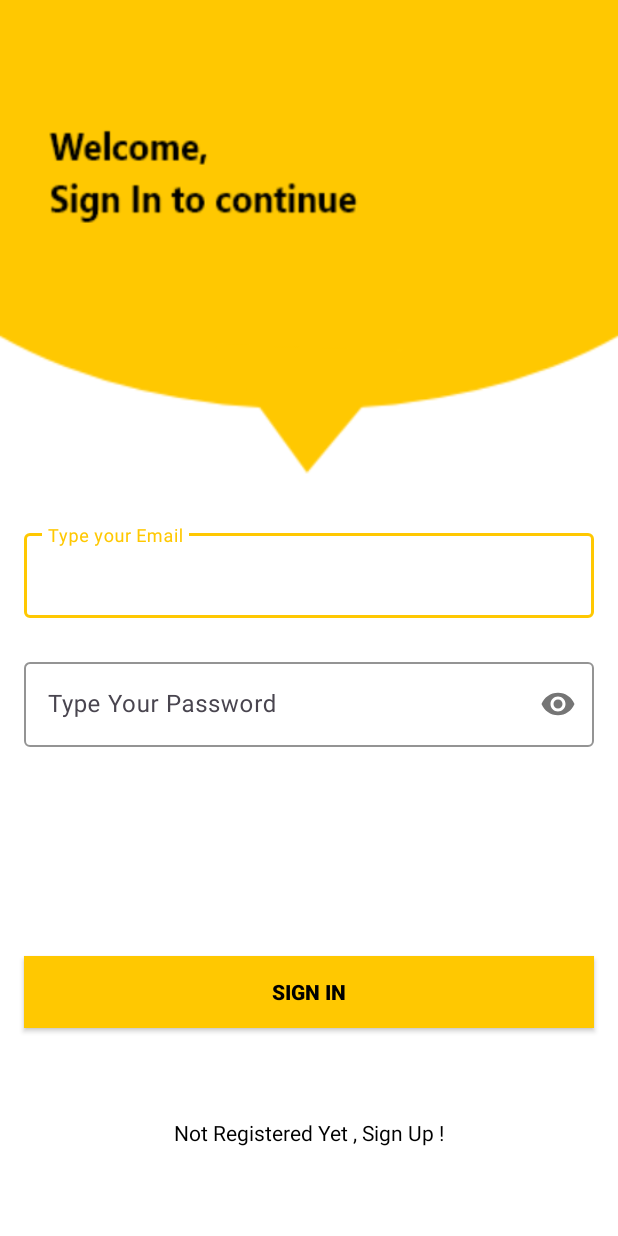
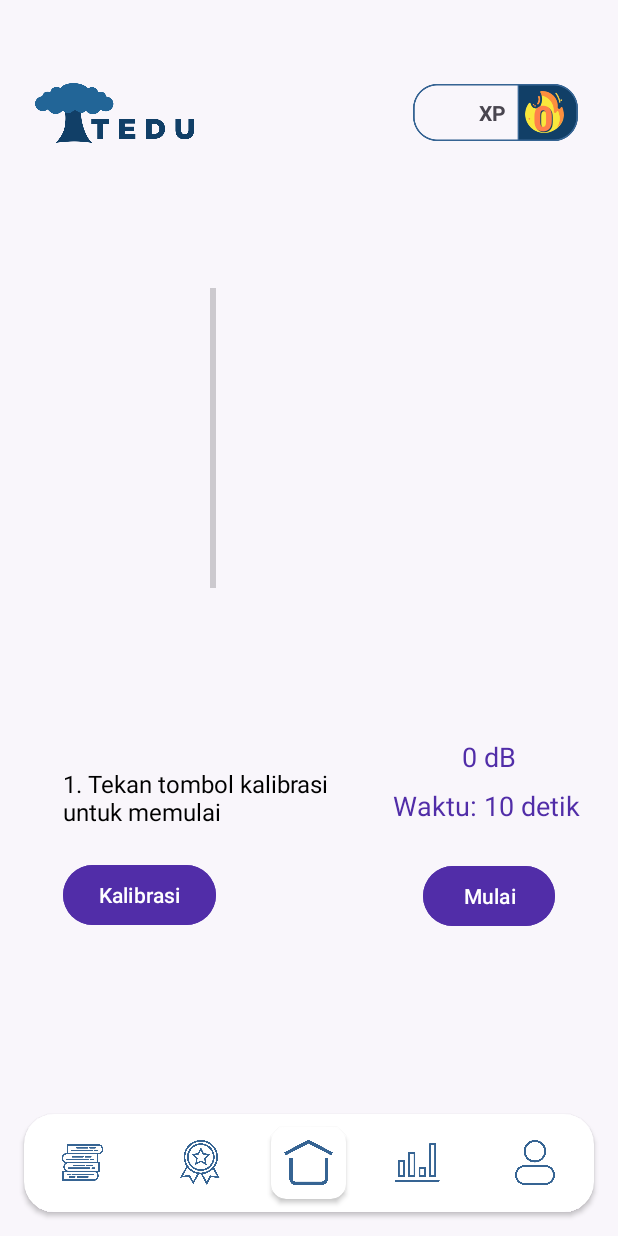
Before and after one commit to panduafii/Tedu, an Android app: the screen it shows after launch (SignInActivity before the commit, Scream after it), on a phone screen of 412 x 824 dp. Run offline under Robolectric (Android 15) with nearby library versions, the phone set to English and light mode, and no system bars; our stand-ins replace Firebase (no records; nobody signed in at launch, a user with empty details on screens opened directly).

Commit message:
memasukkan game berteriak, dan poinnya juga bisa bertambah. menambah fungsi di firebase dan memuat halaman baru. lalu juga pada memanggil nama user di main activity

```diff
--- a/app/build.gradle.kts
+++ b/app/build.gradle.kts
@@ -64,4 +64,5 @@
     testImplementation(libs.junit)
     androidTestImplementation(libs.androidx.junit)
     androidTestImplementation(libs.androidx.espresso.core)
+    implementation ("org.jetbrains.kotlinx:kotlinx-coroutines-play-services:1.6.4")
 }
--- a/app/src/main/res/layout/activity_bercerita.xml
+++ b/app/src/main/res/layout/activity_bercerita.xml
@@ -55,7 +55,7 @@
         android:id="@+id/scrollView"
         android:layout_width="418dp"
         android:layout_height="663dp"
-        android:layout_marginTop="70dp"
+        android:layout_marginTop="85dp"
         app:layout_constraintBottom_toTopOf="@id/navigationCard"
         app:layout_constraintEnd_toEndOf="parent"
         app:layout_constraintStart_toStartOf="parent"
--- /dev/null
+++ b/app/src/main/res/layout/activity_scream.xml
@@ -0,0 +1,131 @@
+<?xml version="1.0" encoding="utf-8"?>
+<androidx.constraintlayout.widget.ConstraintLayout
+    xmlns:android="http://schemas.android.com/apk/res/android"
+    xmlns:app="http://schemas.android.com/apk/res-auto"
+    xmlns:tools="http://schemas.android.com/tools"
+    android:layout_width="match_parent"
+    android:layout_height="match_parent"
+    android:background="#F9F6FB"
+    tools:context=".Scream">
+
+    <!-- Header Bar -->
+    <include
+        android:id="@+id/include"
+        layout="@layout/header_bar"
+        android:layout_width="match_parent"
+        android:layout_height="wrap_content"
+        app:layout_constraintTop_toTopOf="parent"
+        app:layout_constraintStart_toStartOf="parent"
+        app:layout_constraintEnd_toEndOf="parent" />
+
+    <androidx.constraintlayout.widget.ConstraintLayout
+        android:layout_width="match_parent"
+        android:layout_height="match_parent">
+
+        <ProgressBar
+            android:id="@+id/progressBar"
+            style="@android:style/Widget.DeviceDefault.Light.ProgressBar.Horizontal"
+            android:layout_width="200dp"
+            android:layout_height="400dp"
+            android:layout_marginStart="42dp"
+            android:layout_marginTop="92dp"
+            android:indeterminateOnly="false"
+            android:max="100"
+            android:progress="0"
+            android:rotation="270"
+            app:layout_constraintStart_toStartOf="parent"
+            app:layout_constraintTop_toTopOf="parent" />
+
+        <Button
+            android:id="@+id/btnStart"
+            android:layout_width="wrap_content"
+            android:layout_height="wrap_content"
+            android:layout_marginTop="24dp"
+            android:layout_marginEnd="42dp"
+            android:backgroundTint="#512DA8"
+            android:text="Mulai"
+            android:textColor="#FFFFFF"
+            app:layout_constraintEnd_toEndOf="parent"
+            app:layout_constraintTop_toBottomOf="@+id/tvCountdown" />
+
+        <TextView
+            android:id="@+id/tvProgress"
+            android:layout_width="wrap_content"
+            android:layout_height="wrap_content"
+            android:layout_marginEnd="68dp"
+            android:text="0 dB"
+            android:textColor="#512DA8"
+            android:textSize="18sp"
+            app:layout_constraintEnd_toEndOf="parent"
+            app:layout_constraintTop_toBottomOf="@+id/progressBar" />
+
+        <TextView
+            android:id="@+id/tvCountdown"
+            android:layout_width="wrap_content"
+            android:layout_height="wrap_content"
+            android:layout_marginTop="8dp"
+            android:layout_marginEnd="25dp"
+            android:text="Waktu: 10 detik"
+            android:textColor="#512DA8"
+            android:textSize="18sp"
+            app:layout_constraintEnd_toEndOf="parent"
+            app:layout_constraintTop_toBottomOf="@+id/tvProgress" />
+
+        <Button
+            android:id="@+id/btnCalibrate"
+            android:layout_width="wrap_content"
+            android:layout_height="wrap_content"
+            android:layout_marginStart="42dp"
+            android:layout_marginTop="10dp"
+            android:backgroundTint="#512DA8"
+            android:text="Kalibrasi"
+            android:textColor="#FFFFFF"
+            app:layout_constraintStart_toStartOf="parent"
+            app:layout_constraintTop_toBottomOf="@+id/tvInstruction" />
+
+        <TextView
+            android:id="@+id/tvInstruction"
+            android:layout_width="181dp"
+            android:layout_height="51dp"
+            android:layout_marginStart="42dp"
+            android:layout_marginTop="19dp"
+            android:text="1. Tekan tombol kalibrasi untuk memulai"
+            android:textColor="@android:color/black"
+            android:textSize="16sp"
+            app:layout_constraintStart_toStartOf="parent"
+            app:layout_constraintTop_toBottomOf="@+id/progressBar" />
+    </androidx.constraintlayout.widget.ConstraintLayout>
+
+    <LinearLayout
+        android:id="@+id/linearLayout"
+        android:layout_width="match_parent"
+        android:layout_height="match_parent"
+        android:orientation="vertical"
+        android:gravity="center"
+        android:padding="16dp"
+        app:layout_constraintTop_toTopOf="parent"
+        app:layout_constraintBottom_toBottomOf="parent"
+        app:layout_constraintStart_toStartOf="parent"
+        app:layout_constraintEnd_toEndOf="parent">
+
+        <!-- Progress Bar -->
+
+        <!-- Display Current dB Level -->
+
+        <!-- Countdown Display -->
+
+        <!-- Start Button -->
+
+        <!-- Calibration Instruction -->
+
+        <!-- Calibration Button -->
+
+    </LinearLayout>
+
+    <include
+        android:id="@+id/navigationCard"
+        layout="@layout/bottom_navigation_menu"
+        app:layout_constraintBottom_toBottomOf="parent"
+        app:layout_constraintStart_toStartOf="parent"
+        app:layout_constraintEnd_toEndOf="parent" />
+</androidx.constraintlayout.widget.ConstraintLayout>
--- a/gradle/libs.versions.toml
+++ b/gradle/libs.versions.toml
@@ -15,6 +15,7 @@
 firebaseAuthKtx = "23.1.0"
 
 [libraries]
+mpandroidchart = { group = "com.github.PhilJay", name = "MPAndroidChart", version = "v3.1.0" }
 androidx-core-ktx = { group = "androidx.core", name = "core-ktx", version.ref = "coreKtx" }
 junit = { group = "junit", name = "junit", version.ref = "junit" }
 androidx-junit = { group = "androidx.test.ext", name = "junit", version.ref = "junitVersion" }
```
Also changed, not shown: app/src/main/AndroidManifest.xml (+28 -16 lines), app/src/main/java/com/example/teduproject/FirebaseHelper.kt (+9 -0 lines), app/src/main/java/com/example/teduproject/MainActivity.kt (+18 -0 lines), app/src/main/java/com/example/teduproject/Scream.kt (added, +330 -0 lines), app/src/main/res/layout/activity_main_activity.xml (+45 -13 lines).
